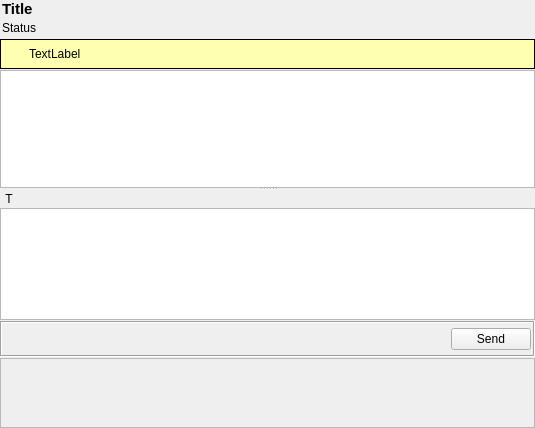
Above: retroshare-gui/src/gui/chat/ChatWidget.ui from RetroShare/RetroShare before the change. Below: the same form after it.
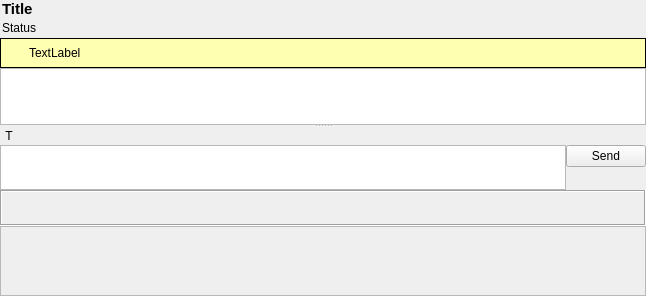
That is the form after the change. Icons and pictures are not drawn. Custom widgets are drawn as their Qt base class.

Commit message: Moved the Send Button to right side of the Chat LineEdit for better look.

```diff
--- a/retroshare-gui/src/gui/chat/ChatWidget.ui
+++ b/retroshare-gui/src/gui/chat/ChatWidget.ui
@@ -6,13 +6,13 @@
    <rect>
     <x>0</x>
     <y>0</y>
-    <width>535</width>
-    <height>428</height>
+    <width>646</width>
+    <height>296</height>
    </rect>
   </property>
-  <layout class="QVBoxLayout" name="verticalLayout_3">
+  <layout class="QVBoxLayout" name="verticalLayout_2">
    <property name="spacing">
-    <number>1</number>
+    <number>0</number>
    </property>
    <property name="margin">
     <number>0</number>
@@ -203,9 +203,6 @@
    </item>
    <item>
     <widget class="QSplitter" name="chatsplitter">
-     <property name="lineWidth">
-      <number>1</number>
-     </property>
      <property name="orientation">
       <enum>Qt::Vertical</enum>
      </property>
@@ -215,9 +212,6 @@
      <property name="childrenCollapsible">
       <bool>false</bool>
      </property>
-     <widget class="QWidget" name="verticalLayoutWidget">
-      <layout class="QVBoxLayout" name="verticalLayout_2">
-       <item>
         <widget class="LinkTextBrowser" name="textBrowser">
          <property name="sizePolicy">
           <sizepolicy hsizetype="Expanding" vsizetype="MinimumExpanding">
@@ -235,28 +229,14 @@
           <enum>Qt::CustomContextMenu</enum>
          </property>
         </widget>
-       </item>
-      </layout>
-     </widget>
-     <widget class="QWidget" name="layoutWidget_2">
-      <layout class="QGridLayout" name="gridLayout_3">
+     <widget class="QWidget" name="layoutWidget">
+      <layout class="QVBoxLayout" name="verticalLayout">
        <property name="spacing">
         <number>0</number>
        </property>
-       <item row="0" column="1">
-        <widget class="QLabel" name="statusLabel">
-         <property name="text">
-          <string/>
-         </property>
-         <property name="margin">
-          <number>0</number>
-         </property>
-         <property name="indent">
-          <number>3</number>
-         </property>
-        </widget>
-       </item>
-       <item row="0" column="0">
+       <item>
+        <layout class="QHBoxLayout" name="horizontalLayout_3">
+         <item>
         <widget class="QLabel" name="typingpixmapLabel">
          <property name="minimumSize">
           <size>
@@ -278,7 +258,24 @@
          </property>
         </widget>
        </item>
-       <item row="2" column="0" colspan="2">
+         <item>
+          <widget class="QLabel" name="statusLabel">
+           <property name="text">
+            <string/>
+           </property>
+           <property name="margin">
+            <number>0</number>
+           </property>
+           <property name="indent">
+            <number>3</number>
+           </property>
+          </widget>
+         </item>
+        </layout>
+       </item>
+       <item>
+        <layout class="QGridLayout" name="gridLayout">
+         <item row="0" column="0" rowspan="2">
         <widget class="MimeTextEdit" name="chatTextEdit">
          <property name="sizePolicy">
           <sizepolicy hsizetype="Expanding" vsizetype="Expanding">
@@ -297,6 +294,28 @@
          </property>
         </widget>
        </item>
+         <item row="0" column="1">
+          <widget class="QPushButton" name="sendButton">
+           <property name="text">
+            <string>Send</string>
+           </property>
+          </widget>
+         </item>
+         <item row="1" column="1">
+          <spacer name="verticalSpacer">
+           <property name="orientation">
+            <enum>Qt::Vertical</enum>
+           </property>
+           <property name="sizeHint" stdset="0">
+            <size>
+             <width>38</width>
+             <height>18</height>
+            </size>
+           </property>
+          </spacer>
+         </item>
+        </layout>
+       </item>
       </layout>
      </widget>
     </widget>
@@ -616,13 +635,6 @@
         </property>
        </spacer>
       </item>
-      <item>
-       <widget class="QPushButton" name="sendButton">
-        <property name="text">
-         <string>Send</string>
-        </property>
-       </widget>
-      </item>
      </layout>
     </widget>
    </item>
```
Left out of the diff: 7 changed lines with no effect on the pictures. Lines whose indentation alone changed are shown as unchanged.
